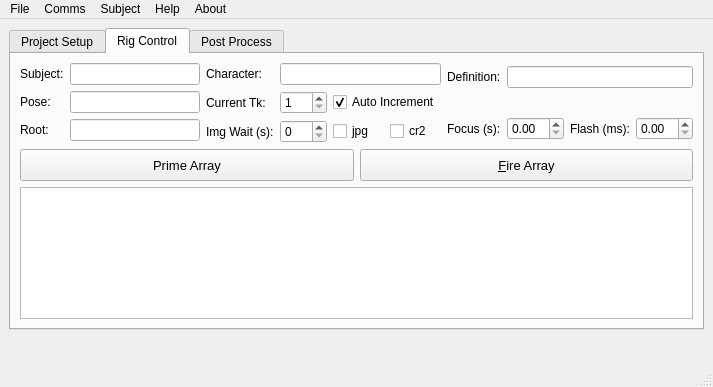
This is bb_python/bbTriggerBoxx/ui/bbTriggerBoxx_UI.ui in Chicane5/ByteBoxx as Qt 5 draws it before an edit. The edited form follows.
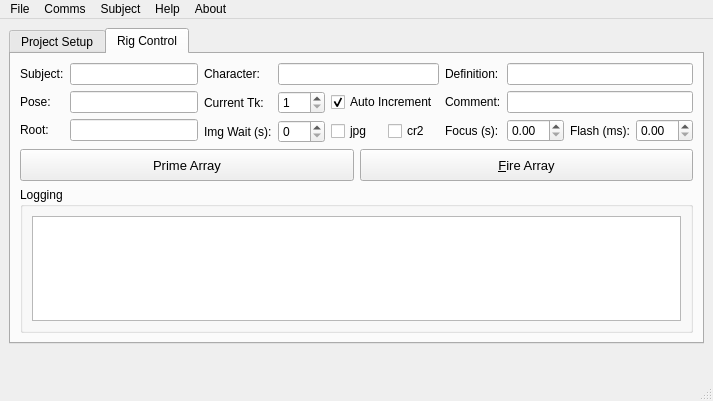
This is the edited form. The open tabs and pages were chosen to show the change. Icons and pictures are not drawn.

The edit to the form file:
```diff
--- a/bb_python/bbTriggerBoxx/ui/bbTriggerBoxx_UI.ui
+++ b/bb_python/bbTriggerBoxx/ui/bbTriggerBoxx_UI.ui
@@ -7,7 +7,7 @@
     <x>0</x>
     <y>0</y>
     <width>713</width>
-    <height>387</height>
+    <height>401</height>
    </rect>
   </property>
   <property name="windowTitle">
@@ -234,18 +234,25 @@
             </property>
            </widget>
           </item>
-          <item row="1" column="0" colspan="4">
-           <spacer name="horizontalSpacer_3">
-            <property name="orientation">
-             <enum>Qt::Horizontal</enum>
+          <item row="1" column="0">
+           <widget class="QLabel" name="label_9">
+            <property name="text">
+             <string>Comment:</string>
             </property>
-            <property name="sizeHint" stdset="0">
-             <size>
-              <width>188</width>
-              <height>20</height>
-             </size>
+            <property name="buddy">
+             <cstring>lineEdit_comment</cstring>
             </property>
-           </spacer>
+           </widget>
+          </item>
+          <item row="1" column="1" colspan="3">
+           <widget class="QLineEdit" name="lineEdit_comment">
+            <property name="text">
+             <string/>
+            </property>
+            <property name="readOnly">
+             <bool>false</bool>
+            </property>
+           </widget>
           </item>
           <item row="2" column="0">
            <widget class="QLabel" name="label_7">
@@ -334,6 +341,12 @@
          </layout>
         </item>
         <item row="2" column="0" colspan="3">
+         <widget class="QGroupBox" name="groupBox">
+          <property name="title">
+           <string>Logging</string>
+          </property>
+          <layout class="QVBoxLayout" name="verticalLayout_2">
+           <item>
          <widget class="QPlainTextEdit" name="plainTextEdit_logging">
           <property name="sizePolicy">
            <sizepolicy hsizetype="Preferred" vsizetype="Expanding">
@@ -348,17 +361,6 @@
         </item>
        </layout>
       </widget>
-      <widget class="QWidget" name="tab_post">
-       <attribute name="title">
-        <string>Post Process</string>
-       </attribute>
-       <layout class="QVBoxLayout" name="verticalLayout_3">
-        <item>
-         <widget class="QLabel" name="label_9">
-          <property name="text">
-           <string>Placeholder</string>
-          </property>
-         </widget>
         </item>
        </layout>
       </widget>
```
Left out of the diff: 6 changed lines with no effect on the pictures. Lines whose indentation alone changed are shown as unchanged.
